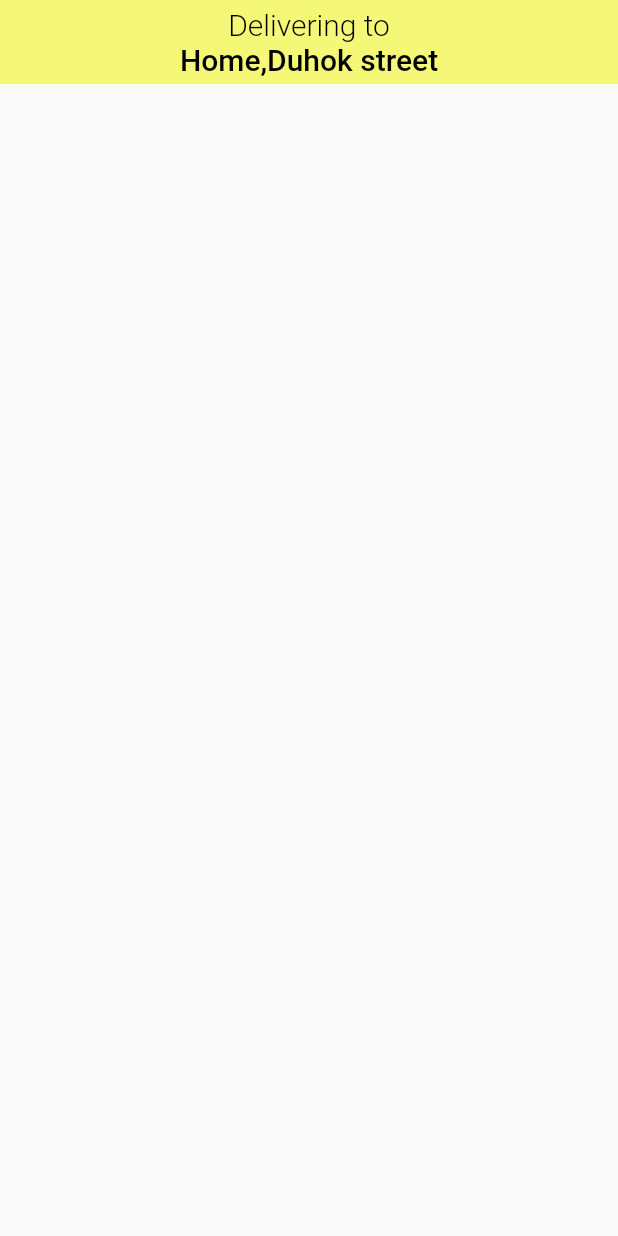
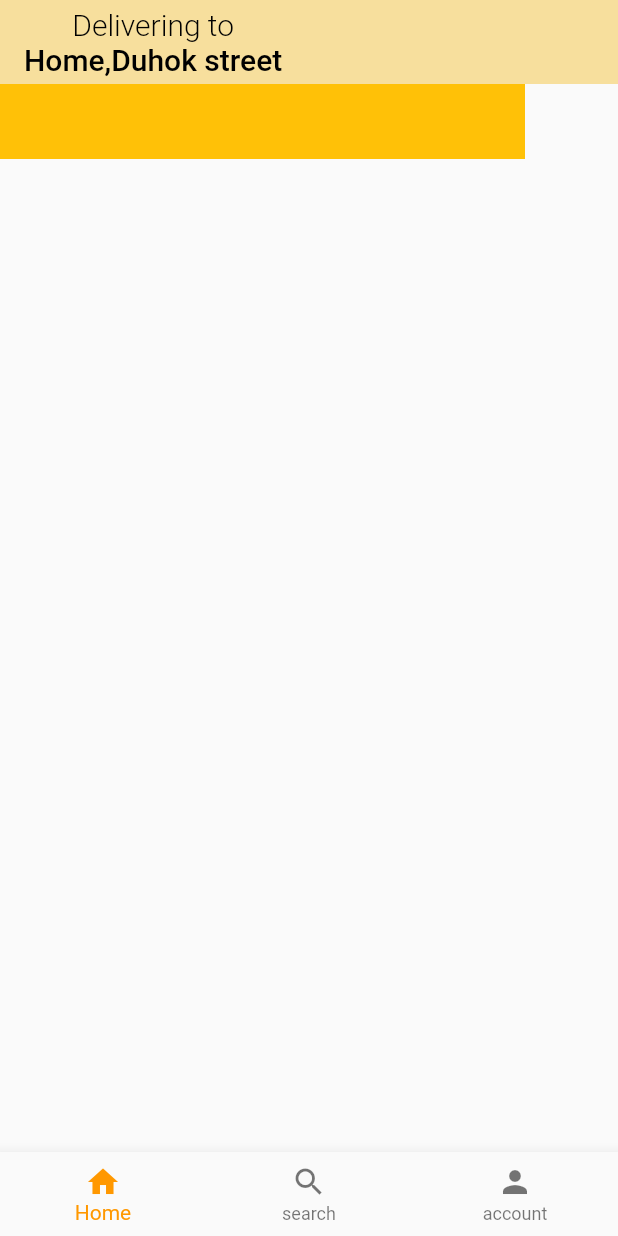
Before and after one commit to nezeek/flutter_talabat_app, a Flutter app: the screen it shows after launch, on a phone screen of 412 x 824 dp. Run offline on Flutter 3.47's test engine with Material 2 defaults, Android fonts, the phone set to English and light mode, and no system bars; missing offline and left inert: dart:html.

Commit message:
new changes

```diff
--- a/lib/hawjeen/hawsc.dart
+++ b/lib/hawjeen/hawsc.dart
@@ -8,25 +8,10 @@ class MySc extends StatelessWidget {
   @override
   Widget build(BuildContext context) {
     return Scaffold(
-      appBar: AppBar(
-        backgroundColor: Color.fromARGB(255, 245, 247, 119),
-        elevation: 0,
-        title: Center(
-          child: Column(
-            children: [
-              Text(
-                "Delivering to",
-                style:
-                    TextStyle(color: Colors.black, fontWeight: FontWeight.w300),
-              ),
-              Text(
-                "Home,Duhok street",
-                style: TextStyle(color: Colors.black),
-              )
-            ],
-          ),
-        ),
-      ),
-    );
+        body: Container(
+      height: 50,
+      width: 350,
+      color: Colors.amber,
+    ));
   }
 }
--- a/lib/main.dart
+++ b/lib/main.dart
@@ -1,24 +1,76 @@
 import 'package:flutter/material.dart';
 import 'package:flutter_talabat_app/hawjeen/hawsc.dart';
+import 'package:flutter_talabat_app/hawjeen/mm.dart';
+import 'package:flutter_talabat_app/saraa%20folder/sarascreen.dart';
 
-import 'package:flutter_talabat_app/saraa%20folder/sarascreen.dart';
+import 'Dlkhaz/account.dart';
+import 'manal/msScreen.dart';
 
 void main() {
   runApp(const MyApp());
 }
 
-class MyApp extends StatelessWidget {
+class MyApp extends StatefulWidget {
   const MyApp({super.key});
 
+  @override
+  State<MyApp> createState() => _MyAppState();
+}
+
+class _MyAppState extends State<MyApp> {
   // This widget is the root of your application.
+  int myIndex = 0;
+  List<Widget> widgetList = const [
+    MySc(),
+    search(),
+    Account(),
+  ];
   @override
   Widget build(BuildContext context) {
     return MaterialApp(
-      title: 'Flutter Demo',
-      theme: ThemeData(
-        primarySwatch: Colors.blue,
-      ),
-      home: MySc(),
-    );
+        title: 'Flutter Demo',
+        theme: ThemeData(
+          primarySwatch: Colors.orange,
+        ),
+        home: Scaffold(
+            appBar: AppBar(
+              backgroundColor: Color.fromARGB(255, 247, 223, 157),
+              elevation: 0,
+              title: Column(
+                children: [
+                  Text(
+                    "Delivering to",
+                    style: TextStyle(
+                        color: Colors.black, fontWeight: FontWeight.w300),
+                  ),
+                  Text(
+                    "Home,Duhok street",
+                    style: TextStyle(color: Colors.black),
+                  )
+                ],
+              ),
+            ),
+            body: widgetList[myIndex],
+            bottomNavigationBar: BottomNavigationBar(
+                onTap: (index) {
+                  setState(() {
+                    myIndex = index;
+                  });
+                },
+                currentIndex: myIndex,
+                items: const [
+                  BottomNavigationBarItem(
+                    icon: Icon(Icons.home),
+                    label: 'Home',
+                  ),
+                  BottomNavigationBarItem(
+                    icon: Icon(Icons.search),
+                    label: 'search',
+                  ),
+                  BottomNavigationBarItem(
+                    icon: Icon(Icons.person),
+                    label: 'account',
+                  ),
+                ])));
   }
 }
--- a/lib/manal/msScreen.dart
+++ b/lib/manal/msScreen.dart
@@ -1,14 +1,14 @@
 import 'package:flutter/src/widgets/framework.dart';
 import 'package:flutter/src/widgets/placeholder.dart';
 
-class MyWidget extends StatefulWidget {
-  const MyWidget({super.key});
+class search extends StatefulWidget {
+  const search({super.key});
 
   @override
-  State<MyWidget> createState() => _MyWidgetState();
+  State<search> createState() => _MyWidgetState();
 }
 
-class _MyWidgetState extends State<MyWidget> {
+class _MyWidgetState extends State<search> {
   @override
   Widget build(BuildContext context) {
     return const Placeholder();
```
Also changed, not shown: lib/hawjeen/mm.dart (added, +69 -0 lines).
